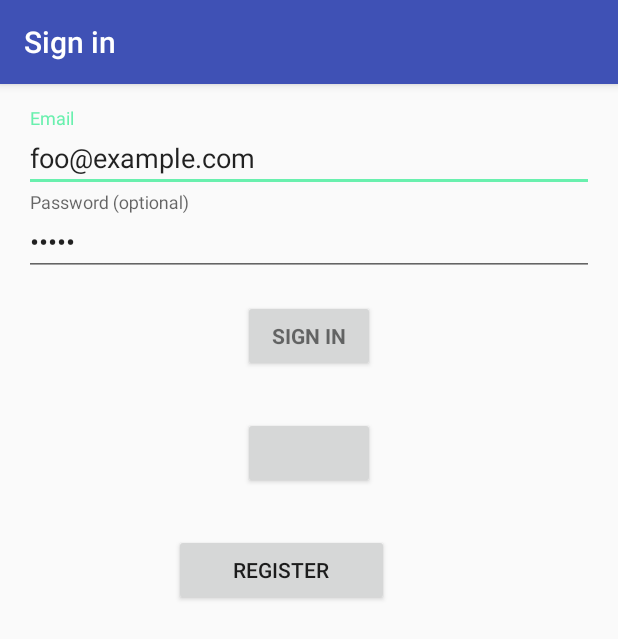
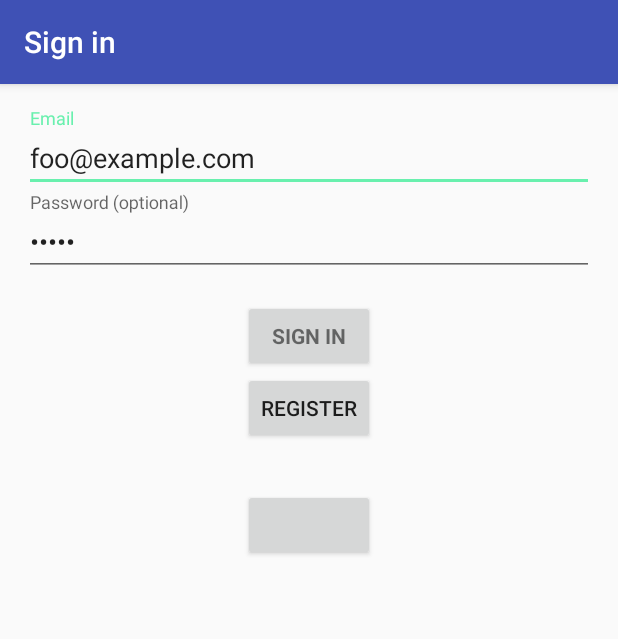
Before and after one commit to ksteve/JoulieApp, an Android app: the screen it shows after launch (LoginActivity), on a phone screen of 412 x 824 dp. Shown: the top 639 px of the screen. Run offline under Robolectric (Android 15) with nearby library versions, the phone set to English and light mode, and no system bars; libraries missing offline, so code that uses them is left out: com.amazonaws, com.amazonaws.auth, com.amazonaws.mobileconnectors, com.amazonaws.regions, com.amazonaws.services and 4 more; plain views replace LoginButton; 15 statements that could not run were skipped.

Commit message:
bug fixes

```diff
--- a/app/src/main/res/layout/activity_login.xml
+++ b/app/src/main/res/layout/activity_login.xml
@@ -88,6 +88,13 @@
                 android:text="@string/action_sign_in"
                 android:textStyle="bold"/>
 
+            <Button
+                android:text="@string/action_register"
+                android:layout_width="wrap_content"
+                android:layout_height="wrap_content"
+                android:layout_gravity="center"
+                android:id="@+id/register_button"/>
+
 
             <com.facebook.login.widget.LoginButton
                 android:id="@+id/login_button"
@@ -97,12 +104,7 @@
                 android:layout_marginTop="30dp"
                 android:layout_marginBottom="30dp" />
 
-            <Button
-                android:text="@string/action_register"
-                android:layout_width="143dp"
-                android:layout_height="wrap_content"
-                android:id="@+id/register_button"
-                android:layout_marginLeft="100dp" />
+
 
         </LinearLayout>
     </ScrollView>
```
